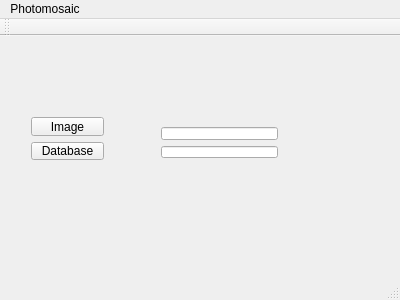
The window that photo_project/mainwindow.ui (dby11/photomosaic) describes before a commit, drawn with Qt 5.
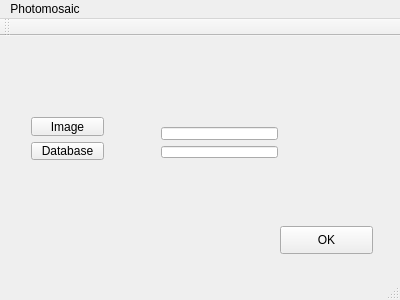
The same window after the commit.

What changed in the file:
```diff
--- a/photo_project/mainwindow.ui
+++ b/photo_project/mainwindow.ui
@@ -14,6 +14,19 @@
    <string>MainWindow</string>
   </property>
   <widget class="QWidget" name="centralWidget">
+   <widget class="QPushButton" name="pushButton_3">
+    <property name="geometry">
+     <rect>
+      <x>280</x>
+      <y>190</y>
+      <width>93</width>
+      <height>28</height>
+     </rect>
+    </property>
+    <property name="text">
+     <string>OK</string>
+    </property>
+   </widget>
    <widget class="QWidget" name="">
     <property name="geometry">
      <rect>
```
